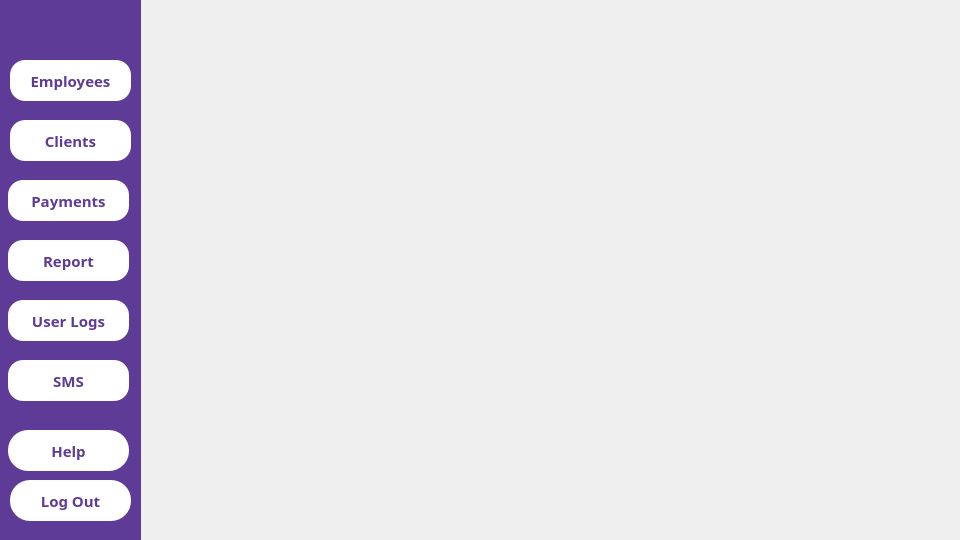
Old version of the form qt/adminhome.ui in the repository e-zeks/softeng.
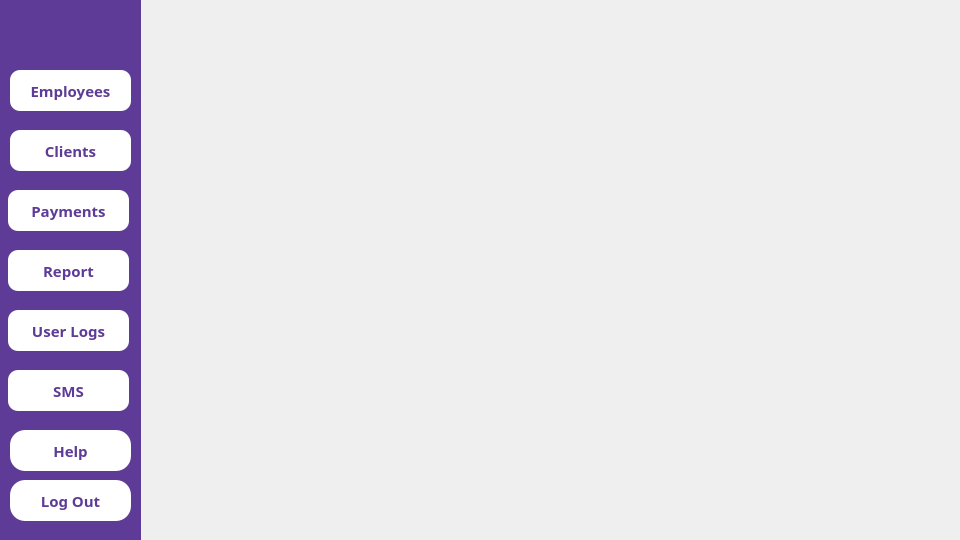
New version of the form. Icons and pictures are not drawn.

Diff of the .ui file:
```diff
--- a/qt/adminhome.ui
+++ b/qt/adminhome.ui
@@ -24,7 +24,7 @@
     <property name="geometry">
      <rect>
       <x>10</x>
-      <y>60</y>
+      <y>70</y>
       <width>121</width>
       <height>41</height>
      </rect>
@@ -41,7 +41,7 @@
 {
 background-color:white ;
 color:#5e3b96;
- border-radius:15px;
+ border-radius:10px;
 }</string>
     </property>
     <property name="text">
@@ -52,7 +52,7 @@
     <property name="geometry">
      <rect>
       <x>10</x>
-      <y>120</y>
+      <y>130</y>
       <width>121</width>
       <height>41</height>
      </rect>
@@ -69,7 +69,7 @@
 {
 background-color:white ;
 color:#5e3b96;
- border-radius:15px;
+ border-radius:10px;
 }</string>
     </property>
     <property name="text">
@@ -80,7 +80,7 @@
     <property name="geometry">
      <rect>
       <x>8</x>
-      <y>180</y>
+      <y>190</y>
       <width>121</width>
       <height>41</height>
      </rect>
@@ -97,7 +97,7 @@
 {
 background-color:white ;
 color:#5e3b96;
- border-radius:15px;
+ border-radius:10px;
 }</string>
     </property>
     <property name="text">
@@ -108,7 +108,7 @@
     <property name="geometry">
      <rect>
       <x>8</x>
-      <y>240</y>
+      <y>250</y>
       <width>121</width>
       <height>41</height>
      </rect>
@@ -125,7 +125,7 @@
 {
 background-color:white ;
 color:#5e3b96;
- border-radius:15px;
+ border-radius:10px;
 }</string>
     </property>
     <property name="text">
@@ -136,7 +136,7 @@
     <property name="geometry">
      <rect>
       <x>8</x>
-      <y>300</y>
+      <y>310</y>
       <width>121</width>
       <height>41</height>
      </rect>
@@ -153,7 +153,7 @@
 {
 background-color:white ;
 color:#5e3b96;
- border-radius:15px;
+ border-radius:10px;
 }</string>
     </property>
     <property name="text">
@@ -164,7 +164,7 @@
     <property name="geometry">
      <rect>
       <x>8</x>
-      <y>360</y>
+      <y>370</y>
       <width>121</width>
       <height>41</height>
      </rect>
@@ -181,7 +181,7 @@
 {
 background-color:white ;
 color:#5e3b96;
- border-radius:15px;
+ border-radius:10px;
 }</string>
     </property>
     <property name="text">
@@ -191,7 +191,7 @@
    <widget class="QPushButton" name="help">
     <property name="geometry">
      <rect>
-      <x>8</x>
+      <x>10</x>
       <y>430</y>
       <width>121</width>
       <height>41</height>
@@ -209,7 +209,7 @@
 {
 background-color:white ;
 color:#5e3b96;
- border-radius:20px;
+ border-radius:15px;
 }</string>
     </property>
     <property name="text">
@@ -237,7 +237,7 @@
 {
 background-color:white ;
 color:#5e3b96;
- border-radius:20px;
+ border-radius:15px;
 }</string>
     </property>
     <property name="text">
@@ -267,7 +267,7 @@
     <property name="geometry">
      <rect>
       <x>0</x>
-      <y>0</y>
+      <y>10</y>
       <width>141</width>
       <height>41</height>
      </rect>
```
Left out of the diff: 2 changed lines with no effect on the pictures.
